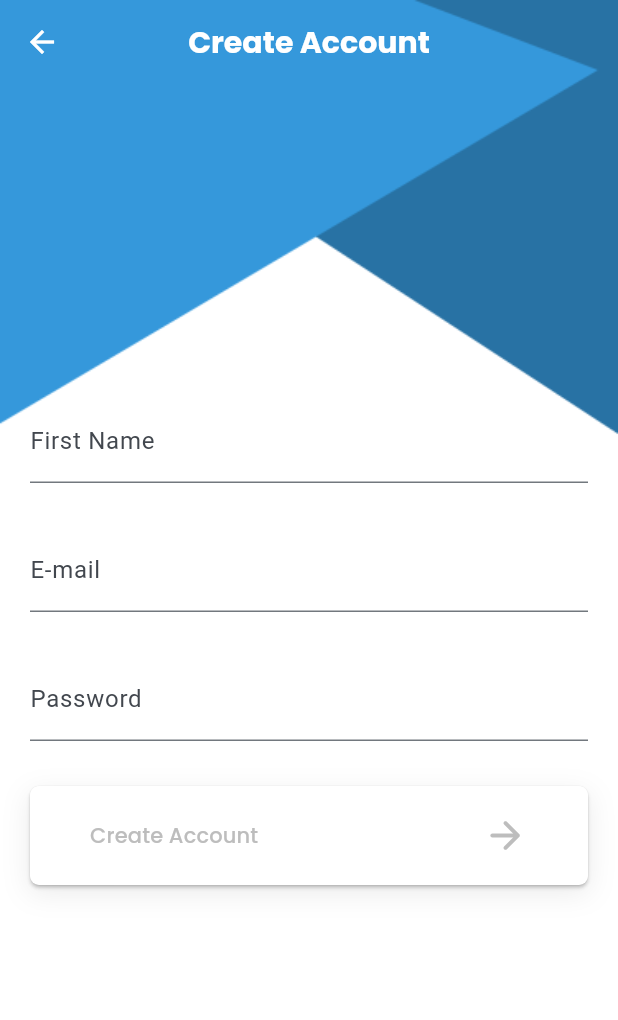
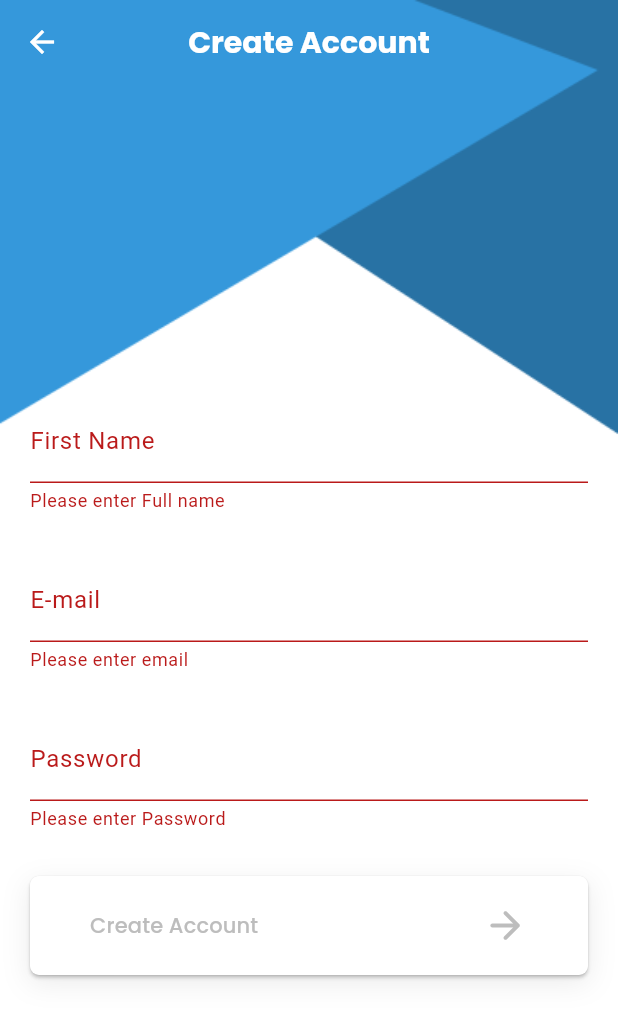
Before and after one commit to MohamedMhmoud89/chatnow, a Flutter app: the RegisterScreen screen opened by its route, after a tap on "Create Account", on a phone screen of 412 x 824 dp. Shown: the top 1020 px of the screen. Run offline on Flutter 3.47's test engine with Material 3 defaults, Android fonts, the phone set to English and light mode, and no system bars; our stand-ins replace firebase_auth, firebase_core, google_fonts; accounts and stored records are empty.

Commit message:
firebase Auth

```diff
--- /dev/null
+++ b/lib/firebase/Firebase_Error_Codes.dart
@@ -0,0 +1,6 @@
+class FirebaseErrorCodes {
+  static const String weakPassword = 'weak-password';
+  static const String emailInUse = 'email-already-in-use';
+  static const String userNotFound = 'user-not-found';
+  static const String wrongPassword = 'Wrong password provided for that user.';
+}
--- a/lib/ui/register/Register_Screen.dart
+++ b/lib/ui/register/Register_Screen.dart
@@ -1,10 +1,16 @@
 import 'package:chatnow/component/Custom_Text_Form_Field.dart';
+import 'package:chatnow/firebase/Firebase_Error_Codes.dart';
 import 'package:chatnow/utils/validation_utils.dart';
+import 'package:firebase_auth/firebase_auth.dart';
 import 'package:flutter/material.dart';
 import 'package:google_fonts/google_fonts.dart';
 
 class RegisterScreen extends StatelessWidget {
   static const String routeName = 'register_screen';
+  var formKey = GlobalKey<FormState>();
+  TextEditingController fullNameController = TextEditingController();
+  TextEditingController emailController = TextEditingController();
+  TextEditingController passwordController = TextEditingController();
 
   @override
   Widget build(BuildContext context) {
@@ -19,8 +25,11 @@ class RegisterScreen extends StatelessWidget {
         appBar: AppBar(
           title: Text('Create Account'),
         ),
-        body: Padding(
+        body: SingleChildScrollView(
+          child: Padding(
             padding: EdgeInsets.symmetric(vertical: 210, horizontal: 20),
+            child: Form(
+              key: formKey,
               child: Column(
                 spacing: 30,
                 crossAxisAlignment: CrossAxisAlignment.stretch,
@@ -32,7 +41,7 @@ class RegisterScreen extends StatelessWidget {
                       }
                     },
                     labelText: "First Name",
-                controller: TextEditingController(),
+                    controller: fullNameController,
                   ),
                   CustomTextFormField(
                     validator: (text) {
@@ -45,7 +54,7 @@ class RegisterScreen extends StatelessWidget {
                       return null;
                     },
                     labelText: "E-mail",
-                controller: TextEditingController(),
+                    controller: emailController,
                     textInputType: TextInputType.emailAddress,
                   ),
                   CustomTextFormField(
@@ -59,7 +68,7 @@ class RegisterScreen extends StatelessWidget {
                       return null;
                     },
                     labelText: "Password",
-                controller: TextEditingController(),
+                    controller: passwordController,
                     isPassword: true,
                   ),
                   Container(
@@ -74,7 +83,9 @@ class RegisterScreen extends StatelessWidget {
                       ],
                     ),
                     child: ElevatedButton(
-                  onPressed: () {},
+                      onPressed: () {
+                        register(context);
+                      },
                       child: Row(
                         mainAxisAlignment: MainAxisAlignment.spaceBetween,
                         children: [
@@ -97,14 +108,38 @@ class RegisterScreen extends StatelessWidget {
                             borderRadius: BorderRadius.circular(6),
                           ),
                           backgroundColor: Colors.white,
-                      padding:
-                          EdgeInsets.symmetric(vertical: 18, horizontal: 40)),
+                          padding: EdgeInsets.symmetric(
+                              vertical: 18, horizontal: 40)),
                     ),
                   ),
                 ],
               ),
             ),
           ),
+        ),
+      ),
     );
   }
+
+  void register(context) async {
+    if (formKey.currentState?.validate() == false) {
+      return;
     }
+    try {
+      final credential =
+          await FirebaseAuth.instance.createUserWithEmailAndPassword(
+        email: emailController.text,
+        password: passwordController.text,
+      );
+      Navigator.pop(context);
+    } on FirebaseAuthException catch (e) {
+      if (e.code == FirebaseErrorCodes.weakPassword) {
+        print('The password provided is too weak.');
+      } else if (e.code == FirebaseErrorCodes.emailInUse) {
+        print('The account already exists for that email.');
+      }
+    } catch (e) {
+      print(e);
+    }
+  }
+}
--- a/pubspec.yaml
+++ b/pubspec.yaml
@@ -35,6 +35,8 @@ dependencies:
   # Use with the CupertinoIcons class for iOS style icons.
   cupertino_icons: ^1.0.8
   google_fonts: ^6.2.1
+  firebase_core: ^3.9.0
+  firebase_auth: ^5.3.4
 
 dev_dependencies:
   flutter_test:
```
Also changed, not shown: lib/main.dart (+8 -1 lines), lib/ui/login/Login_Screen.dart (+35 -5 lines), firebase.json (added), lib/firebase/firebase_options.dart (added), pubspec.lock, 6 other files. Lines whose indentation alone changed are shown as unchanged.
